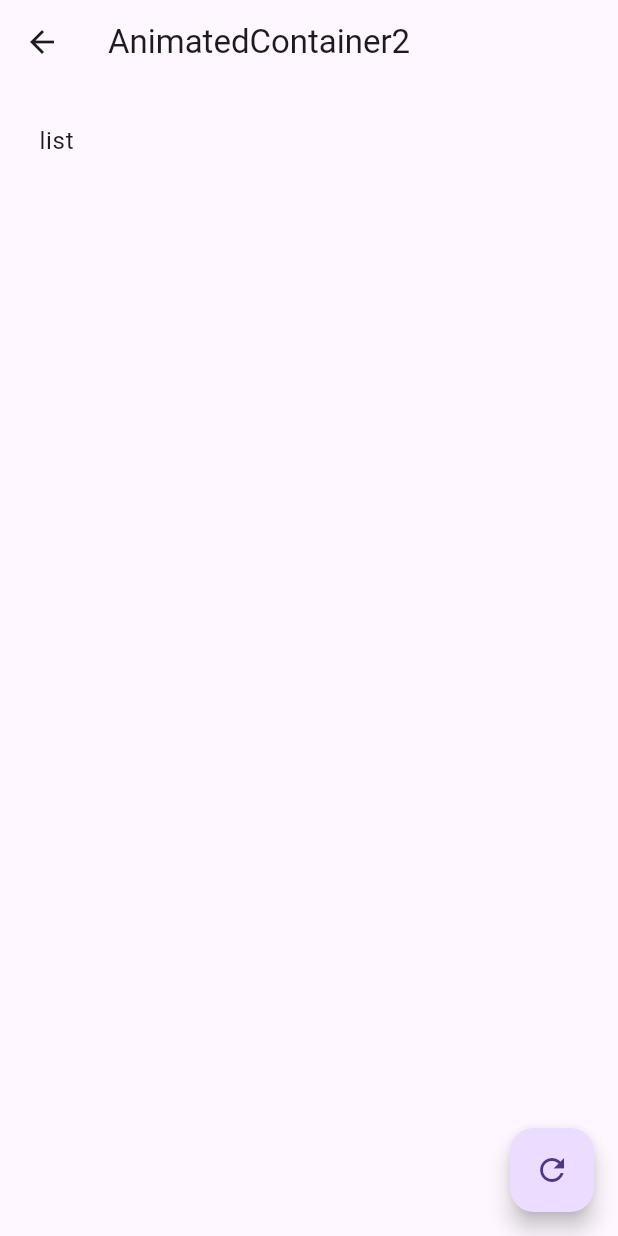
After one commit to anran919/flutter_examples, a Flutter app: the AnimationSample screen opened directly, after a tap on "动画实现侧边栏", on a phone screen of 412 x 824 dp. The commit adds this screen. Run offline on Flutter 3.47's test engine with Material 2 defaults, Android fonts, the light colour scheme and no system bars; our stand-ins replace get.

Commit message:
add: 引入getX; 隐式动画使用示例

```diff
--- a/lib/main.dart
+++ b/lib/main.dart
@@ -1,5 +1,5 @@
 import 'package:flutter/material.dart';
-
+import 'package:get/get.dart';
 import 'package:flutter_example/router.dart';
 void main() {
   runApp(const MyApp());
@@ -9,7 +9,7 @@ class MyApp extends StatelessWidget {
   const MyApp({super.key});
   @override
   Widget build(BuildContext context) {
-    return MaterialApp(
+    return GetMaterialApp(
       debugShowCheckedModeBanner: false,
       title: '这是测试',
       theme: ThemeData(primarySwatch: Colors.blue,useMaterial3: true),
--- /dev/null
+++ b/lib/pages/animation/animated_container2.dart
@@ -0,0 +1,58 @@
+import 'package:flutter/material.dart';
+
+class AnimatedContainer2 extends StatefulWidget {
+  const AnimatedContainer2({Key? key}) : super(key: key);
+
+  @override
+  State<AnimatedContainer2> createState() => _AnimatedContainer2State();
+}
+
+class _AnimatedContainer2State extends State<AnimatedContainer2> {
+  bool _flag = true;
+
+  @override
+  Widget build(BuildContext context) {
+    return Scaffold(
+      appBar: AppBar(
+        title: const Text("AnimatedContainer2"),
+      ),
+      body: Stack(
+        children: [
+          ListView(
+            children: [
+              // AnimatedPadding 动画
+              AnimatedPadding(
+                  duration: const Duration(milliseconds: 500),
+                  curve: Curves.easeInOut,
+                  padding: EdgeInsets.all(_flag ? 10 : 50),
+                  child: const ListTile(
+                    title: Text("list"),
+                  )),
+            ],
+          ),
+          Positioned(
+              child: AnimatedContainer(
+            //动画过渡效果
+            curve: Curves.easeInOut,
+            duration: const Duration(milliseconds: 200),
+            width: MediaQuery.of(context).size.width / 2.5,
+            height: MediaQuery.of(context).size.height,
+            transform: _flag
+                ? Matrix4.translationValues(
+                    -MediaQuery.of(context).size.width / 2.5, 0, 0)
+                : Matrix4.translationValues(0, 0, 0),
+            color: Colors.pink,
+          ))
+        ],
+      ),
+      floatingActionButton: FloatingActionButton(
+        onPressed: () {
+          setState(() {
+            _flag = !_flag;
+          });
+        },
+        child: const Icon(Icons.refresh),
+      ),
+    );
+  }
+}
--- a/lib/pages/animation/index.dart
+++ b/lib/pages/animation/index.dart
@@ -2,6 +2,11 @@ import 'package:flutter/material.dart';
 import 'package:flutter_example/pages/animation/tween_animation.dart';
 import 'package:flutter_example/pages/animation/color_tween_animation.dart';
 import 'package:flutter_example/pages/animation/curved_animation.dart';
+import 'package:flutter_example/pages/animation/animated_container1.dart';
+import 'package:flutter_example/pages/animation/animated_container2.dart';
+import 'package:flutter_example/pages/animation/animated_opacity.dart';
+import 'package:flutter_example/pages/animation/animated_text.dart';
+import 'package:flutter_example/pages/animation/animated_switcher.dart';
 
 class AnimationSample extends StatelessWidget {
   const AnimationSample({Key? key}) : super(key: key);
@@ -17,6 +22,56 @@ class AnimationSample extends StatelessWidget {
           mainAxisAlignment: MainAxisAlignment.center,
           crossAxisAlignment: CrossAxisAlignment.center,
           children:  [
+            ListTile(
+              title: ElevatedButton.icon(
+                  onPressed: () {
+                    Navigator.push(context, MaterialPageRoute(builder: (context) {
+                      return  const AnimatedContainer1();
+                    }));
+                  },
+                  icon: const Icon(Icons.animation),
+                  label: const Text("AnimatedContainer")),
+            ),
+            ListTile(
+              title: ElevatedButton.icon(
+                  onPressed: () {
+                    Navigator.push(context, MaterialPageRoute(builder: (context) {
+                      return  const AnimatedContainer2();
+                    }));
+                  },
+                  icon: const Icon(Icons.animation),
+                  label: const Text("动画实现侧边栏")),
+            ),
+            ListTile(
+              title: ElevatedButton.icon(
+                  onPressed: () {
+                    Navigator.push(context, MaterialPageRoute(builder: (context) {
+                      return  const AnimatedOpacity1();
+                    }));
+                  },
+                  icon: const Icon(Icons.animation),
+                  label: const Text("透明度动画")),
+            ),
+            ListTile(
+              title: ElevatedButton.icon(
+                  onPressed: () {
+                    Navigator.push(context, MaterialPageRoute(builder: (context) {
+                      return  const AnimatedText();
+                    }));
+                  },
+                  icon: const Icon(Icons.animation),
+                  label: const Text("文字动画")),
+            ),
+            ListTile(
+              title: ElevatedButton.icon(
+                  onPressed: () {
+                    Navigator.push(context, MaterialPageRoute(builder: (context) {
+                      return  const AnimatedSwitcher1();
+                    }));
+                  },
+                  icon: const Icon(Icons.animation),
+                  label: const Text("子元素改变动画")),
+            ),
             ListTile(
               title: ElevatedButton.icon(
                   onPressed: () {
--- a/lib/pages/home.dart
+++ b/lib/pages/home.dart
@@ -40,6 +40,7 @@ import 'package:flutter_example/pages/animated_list.dart';
 import 'package:flutter_example/pages/animated_list1.dart';
 import 'package:flutter_example/pages/animation/index.dart';
 import 'package:flutter_example/pages/text_field.dart';
+import 'package:flutter_example/pages/getx_sample/index.dart';
 
 
 class HomePages extends StatefulWidget {
@@ -104,6 +105,7 @@ class _HomePagesState extends State<HomePages> {
             ListItem(title: "AnimatedList ", page: const AnimatedListPage()),
             ListItem(title: "AnimatedList1 ", page: const AnimatedListSample()),
             ListItem(title: "AnimationSample ", page: const AnimationSample()),
+            ListItem(title: "GetX ", page: const GetXSamplePage()),
           ],
         ),
       ),
--- a/lib/pages/route.dart
+++ b/lib/pages/route.dart
@@ -24,7 +24,7 @@ class RouteSample extends StatelessWidget {
                     return const AppbarSample1();
                   }));
                 },
-                child: const Text("跳转AppBarsample")),
+                child: const Text("跳转AppBarSample")),
           ),
           const Divider(),
           ListTile(
--- a/lib/router.dart
+++ b/lib/router.dart
@@ -9,7 +9,9 @@ import 'package:flutter_example/pages/news.dart';
 import 'package:flutter_example/pages/app_bar1.dart';
 import 'package:flutter_example/pages/count.dart';
 import 'package:flutter_example/pages/home.dart';
+import 'package:flutter_example/pages/getx_sample/test.dart';
 const String initialRoute = '/';
+
 //命名路由传值第一步
 Map<String, WidgetBuilder> routes = {
   "/": (context) => const HomePages(),
@@ -22,6 +24,7 @@ Map<String, WidgetBuilder> routes = {
   "/register_step1": (context) => const RegisterStep1Page(),
   "/register_step2": (context) => const RegisterStep2Page(),
   "/dialog": (context) => const DialogPage(),
+  "/get_test_page": (context) => const GetXTestPage(),
 };
 
 
--- a/pubspec.yaml
+++ b/pubspec.yaml
@@ -46,6 +46,7 @@ dev_dependencies:
   # package. See that file for information about deactivating specific lint
   # rules and activating additional ones.
   flutter_lints: ^2.0.0
+  get:
 
 # For information on the generic Dart part of this file, see the
 # following page: https://dart.dev/tools/pub/pubspec
```
Also changed, not shown: lib/pages/animation/animated_container1.dart (added, +38 -0 lines), lib/pages/animation/animated_opacity.dart (added, +35 -0 lines), lib/pages/animation/animated_switcher.dart (added, +62 -0 lines), lib/pages/animation/animated_text.dart (added, +36 -0 lines), lib/pages/getx_sample/i18n.dart (added, +22 -0 lines), lib/pages/getx_sample/index.dart (added, +69 -0 lines), lib/pages/getx_sample/inject.dart (added, +22 -0 lines), lib/pages/getx_sample/router.dart (added, +87 -0 lines), lib/pages/getx_sample/state.dart (added, +34 -0 lines), lib/pages/getx_sample/test.dart (added, +39 -0 lines).
